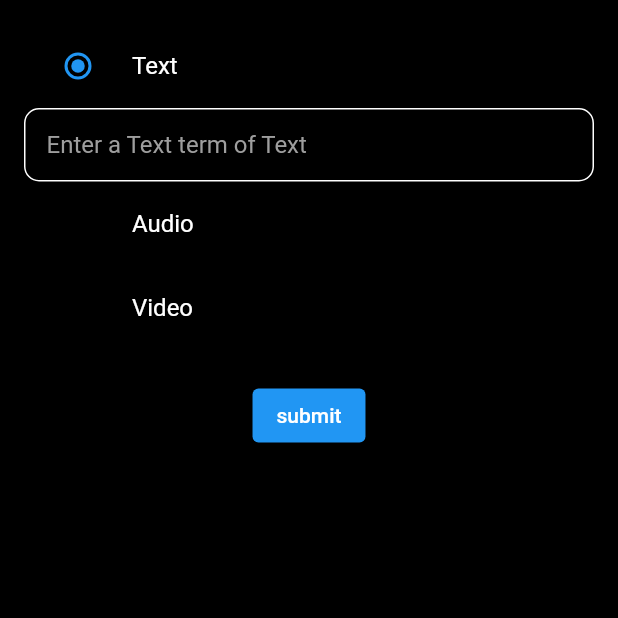
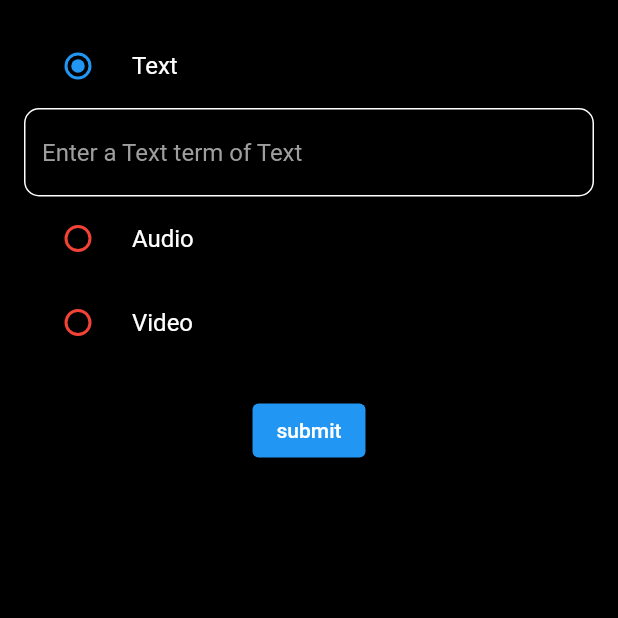
Before and after one commit to MIHIRKHUNT7/Time-Capsule-Data, a Flutter app: the screen it shows after launch, after a tap on "Text", on a phone screen of 412 x 824 dp, the top half of it. Run offline on Flutter 3.47's test engine with Material 2 defaults, Android fonts, the phone set to English and light mode, and no system bars; our stand-ins replace custom_radio_grouped_button.

Commit message:
ui change

```diff
--- a/lib/main.dart
+++ b/lib/main.dart
@@ -75,41 +75,50 @@ class _MytextPageState extends State<MytextPage> {
   Widget build(BuildContext context) {
     return Scaffold(
       backgroundColor: Colors.black,
-      body: SafeArea(
+      body: (Theme(
+        data: Theme.of(context).copyWith(
+            unselectedWidgetColor: Colors.red, disabledColor: Colors.blue),
+        child: SafeArea(
           child: Padding(
             padding: EdgeInsets.all(16),
             child: Column(
               children: [
                 RadioListTile(
-                title: Text('Text',style: TextStyle(color: Colors.white),),
+                  title: Text(
+                    'Text',
+                    style: TextStyle(color: Colors.white),
+                  ),
                   value: Place.text,
                   groupValue: _place,
                   onChanged: handleSelection,
                 ),
                 if (_textFieldVisible)
                   TextField(
+                    style: TextStyle(color: Colors.white),
                     decoration: InputDecoration(
-                    contentPadding: EdgeInsets.all(15),
+                      fillColor: Colors.black,
+                      filled: true,
+                      hintText: 'Enter a Text term of Text',
+                      hintStyle: TextStyle(color: Colors.grey),
                       focusedBorder: OutlineInputBorder(
                         borderSide: const BorderSide(
-                        color : Colors.white,
+                          color: Colors.white,
+                        ),
+                        borderRadius: BorderRadius.circular(15),
+                      ),
+                      enabledBorder: OutlineInputBorder(
+                        borderSide: const BorderSide(
+                          color: Colors.white,
                         ),
                         borderRadius: BorderRadius.circular(10),
                       ),
-                    enabledBorder: OutlineInputBorder(
-                        borderSide: const BorderSide(
-                            color : Colors.white,
-                        ),
-                        borderRadius: BorderRadius.circular(10),
-                    ),
-                        hintText: 'Enter a Text term of Text',
-                        hintStyle: TextStyle(color: Colors.grey),
-
-
                     ),
                   ),
                 RadioListTile(
-                title: Text('Audio',style: TextStyle(color: Colors.white),),
+                  title: Text(
+                    'Audio',
+                    style: TextStyle(color: Colors.white),
+                  ),
                   value: Place.audio,
                   groupValue: _place,
                   onChanged: handleSelection,
@@ -120,24 +129,25 @@ class _MytextPageState extends State<MytextPage> {
                       contentPadding: EdgeInsets.all(15),
                       focusedBorder: OutlineInputBorder(
                         borderSide: const BorderSide(
-                        color : Colors.white,
+                          color: Colors.white,
                         ),
                         borderRadius: BorderRadius.circular(10),
                       ),
                       enabledBorder: OutlineInputBorder(
                         borderSide: const BorderSide(
-                        color : Colors.white,
+                          color: Colors.white,
                         ),
                         borderRadius: BorderRadius.circular(10),
                       ),
                       hintText: 'Enter a Text term of Audio',
                       hintStyle: TextStyle(color: Colors.grey),
-
-
                     ),
                   ),
                 RadioListTile(
-                title: Text('Video',style: TextStyle(color: Colors.white),),
+                  title: Text(
+                    'Video',
+                    style: TextStyle(color: Colors.white),
+                  ),
                   value: Place.video,
                   groupValue: _place,
                   onChanged: handleSelection,
@@ -148,34 +158,38 @@ class _MytextPageState extends State<MytextPage> {
                       contentPadding: EdgeInsets.all(15),
                       focusedBorder: OutlineInputBorder(
                         borderSide: const BorderSide(
-                        color : Colors.white,
+                          color: Colors.white,
                         ),
                         borderRadius: BorderRadius.circular(10),
                       ),
                       enabledBorder: OutlineInputBorder(
                         borderSide: const BorderSide(
-                        color : Colors.white,
+                          color: Colors.white,
                         ),
                         borderRadius: BorderRadius.circular(10),
                       ),
                       hintText: 'Enter a Text term of video',
                       hintStyle: TextStyle(color: Colors.grey),
-
-
                     ),
                   ),
-              SizedBox(height: 20,),
+                SizedBox(
+                  height: 20,
+                ),
                 Column(
                   children: [
                     /*FloatingActionButton(onPressed: () {},child: Text('Submit'),),
                     TextButton(onPressed: () {} , child: Text('submit'),),*/
-                  ElevatedButton(onPressed: () {} , child: Text('submit'),)
+                    ElevatedButton(
+                      onPressed: () {},
+                      child: Text('submit'),
+                    )
                   ],
                 ),
               ],
             ),
           ),
         ),
+      )),
     );
   }
 }
```
Lines whose indentation alone changed are shown as unchanged.
